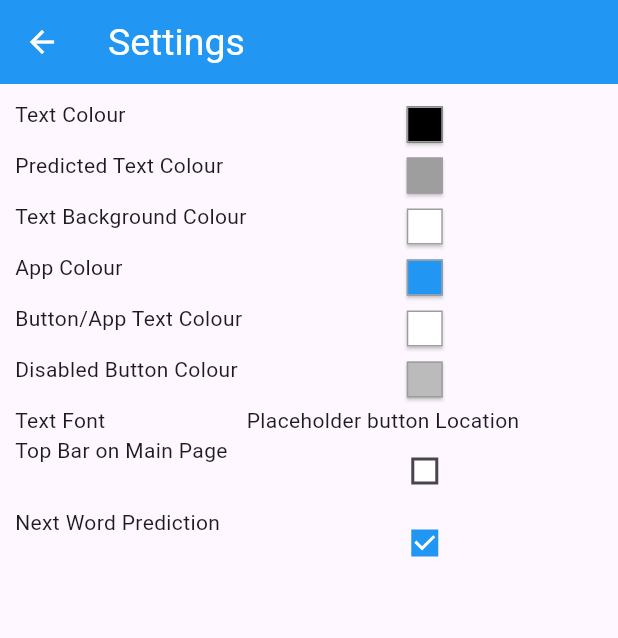
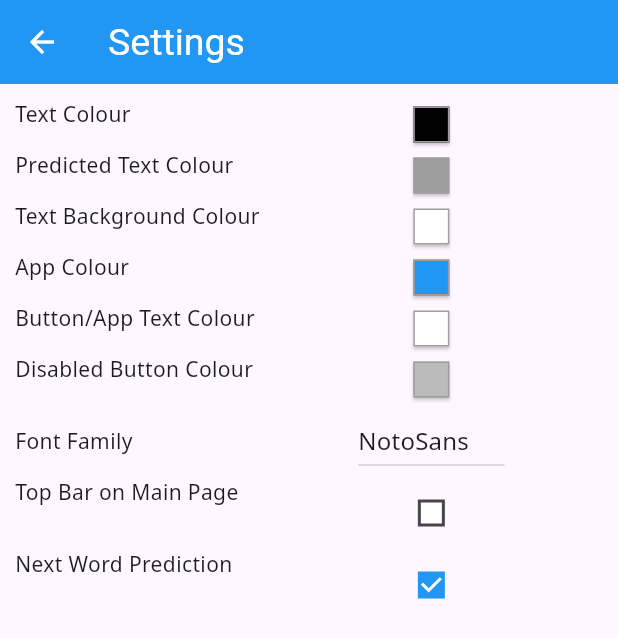
Before and after one commit to kowandiki/tempad, a Flutter app: the screen it shows after launch, after a tap on the "settings" icon, on a phone screen of 412 x 824 dp. Shown: the top 638 px of the screen. Run offline on Flutter 3.47's test engine with Material 3 defaults, Android fonts, the phone set to English and light mode, and no system bars; our stand-ins replace flutter_tts, image_picker, shared_preferences.

Commit message:
Add support for multiple fonts/typefaces: NotoSans (default), Roboto, RobotoMono, and EBGaramond

```diff
--- a/lib/main.dart
+++ b/lib/main.dart
@@ -18,16 +18,18 @@ void main() {
 class MyApp extends StatelessWidget {
   const MyApp({super.key});
 
+  final List<String> fontFamily = const ["EBGaramond"];
+
   // This widget is the root of your application.
   @override
   Widget build(BuildContext context) {
     return MaterialApp(
       title: 'Flutter Demo',
       theme: ThemeData(
-
-        colorScheme: ColorScheme.fromSeed(seedColor: Colors.deepPurple),
+        fontFamily: "NotoSans"
+        // colorScheme: ColorScheme.fromSeed(seedColor: Colors.deepPurple),
       ),
-      home: const MyHomePage(title: 'Flutter Demo Home Page'),
+      home: const MyHomePage(title: 'Tempad'),
     );
   }
 }
@@ -51,6 +53,7 @@ class _MyHomePageState extends State<MyHomePage> with WidgetsBindingObserver {
   final ImagePicker _picker = ImagePicker();
   List<String> _imageUrls = [];
 
+  String _fontFamily = "NotoSans";
 
   double _fontSize = 20;
 
@@ -85,6 +88,7 @@ class _MyHomePageState extends State<MyHomePage> with WidgetsBindingObserver {
     _appButtonColor = Color(prefs.getInt("appButtonColor") ?? _appButtonColor.toARGB32());
     _disabledButtonColor = Color(prefs.getInt("disabledButtonColor") ?? _disabledButtonColor.toARGB32());
 
+    _fontFamily = prefs.getString("fontFamily") ?? "NotoSans";
 
     _weights = await readWeightsFromDevice();
   }
@@ -132,6 +136,14 @@ class _MyHomePageState extends State<MyHomePage> with WidgetsBindingObserver {
         _predictedController.text = "";
       }
     });
+  }
+
+  void _updateFontFamily(String fontFamily) async {
+
+    _fontFamily = fontFamily;
+    setState((){});
+    final prefs = await SharedPreferences.getInstance();
+    await prefs.setString("fontFamily", _fontFamily);
   }
 
   void _toggleNextWordPrediction() async {
@@ -596,7 +608,7 @@ class _MyHomePageState extends State<MyHomePage> with WidgetsBindingObserver {
                             controller: _predictedController,
                             maxLines: null,
                             minLines: null,
-                            style: TextStyle(fontSize: _fontSize, color: _predictedTextColor),
+                            style: TextStyle(fontSize: _fontSize, color: _predictedTextColor, fontFamily: _fontFamily),
                             decoration: InputDecoration(
                               border: InputBorder.none,
                               focusedBorder: InputBorder.none,
@@ -614,7 +626,7 @@ class _MyHomePageState extends State<MyHomePage> with WidgetsBindingObserver {
                             controller: _controller,
                             maxLines: null,
                             minLines: null,
-                            style: TextStyle(fontSize: _fontSize, color: _textColor),
+                            style: TextStyle(fontSize: _fontSize, color: _textColor, fontFamily: _fontFamily),
                             decoration: InputDecoration(
                               border: InputBorder.none,
                               focusedBorder: InputBorder.none,
@@ -817,6 +829,8 @@ class _MyHomePageState extends State<MyHomePage> with WidgetsBindingObserver {
                             appButtonColorInit: _appButtonColor.toARGB32(),
                             updateDisabledButtonColor: _updateDisabledButtonColor,
                             disabledButtonColorInit: _disabledButtonColor.toARGB32(),
+                            updateFontFamily: _updateFontFamily,
+                            fontFamilyInit: _fontFamily,
                           ),
                         ),
                       );
--- a/lib/settings.dart
+++ b/lib/settings.dart
@@ -32,6 +32,9 @@ class SettingsPage extends StatefulWidget {
   final void Function(int sRGB) updateDisabledButtonColor;
   final int disabledButtonColorInit;
 
+  final void Function(String fontFamily) updateFontFamily;
+  final String fontFamilyInit;
+
   const SettingsPage({
     super.key,
     required this.toggleNextWordPrediction,
@@ -50,6 +53,8 @@ class SettingsPage extends StatefulWidget {
     required this.appButtonColorInit,
     required this.updateDisabledButtonColor,
     required this.disabledButtonColorInit,
+    required this.updateFontFamily,
+    required this.fontFamilyInit,
   });
 
   @override
@@ -71,6 +76,15 @@ class _SettingsPageState extends State<SettingsPage> {
   late Color appColor;
   late Color appButtonColor;
   late Color disabledButtonColor;
+
+  late String fontFamily;
+
+  final List<String> fontFamilies = [
+    "NotoSans",
+    "Roboto",
+    "RobotoMono",
+    "EBGaramond",
+  ];
 
   String ttsVoiceValue = "None";
   late Map ttsVoice;
@@ -152,6 +166,7 @@ class _SettingsPageState extends State<SettingsPage> {
     appButtonColor = Color(widget.appButtonColorInit);
     disabledButtonColor = Color(widget.disabledButtonColorInit);
 
+    fontFamily = widget.fontFamilyInit;
 
     debugPrint("ENGINE LIST LENGTH ${ttsEngineList.isNotEmpty}");
   }
@@ -410,8 +425,34 @@ class _SettingsPageState extends State<SettingsPage> {
 
             TableRow(
               children: [
-                Text("Text Font"),
-                Text("Placeholder button Location")
+                TableCell(
+                  verticalAlignment: TableCellVerticalAlignment.middle,
+                  child: Text("Font Family"),
+                ),
+
+                Align(
+                  alignment: Alignment.center,
+                  child: DropdownButton(
+                    value: fontFamily,
+                    icon: SizedBox.shrink(),
+                    alignment: AlignmentDirectional.topStart,
+                    items: fontFamilies.map<DropdownMenuItem<String>>((
+                      String value,
+                    ) {
+                      return DropdownMenuItem<String>(
+                        value: value,
+                        child: Text(value, style: TextStyle(fontFamily: value)),
+                      );
+                    }).toList(),
+
+                    onChanged: (String? value) {
+                      setState(() {
+                        fontFamily = value!;
+                        widget.updateFontFamily(value);
+                      });
+                    },
+                  ),
+                ),
               ]
             ),
 
```
Also changed, not shown: pubspec.yaml (+9 -0 lines), fonts/EBGaramond-Regular.ttf (added), fonts/Roboto-Regular.ttf (added), fonts/RobotoMono-Regular.ttf (added).
